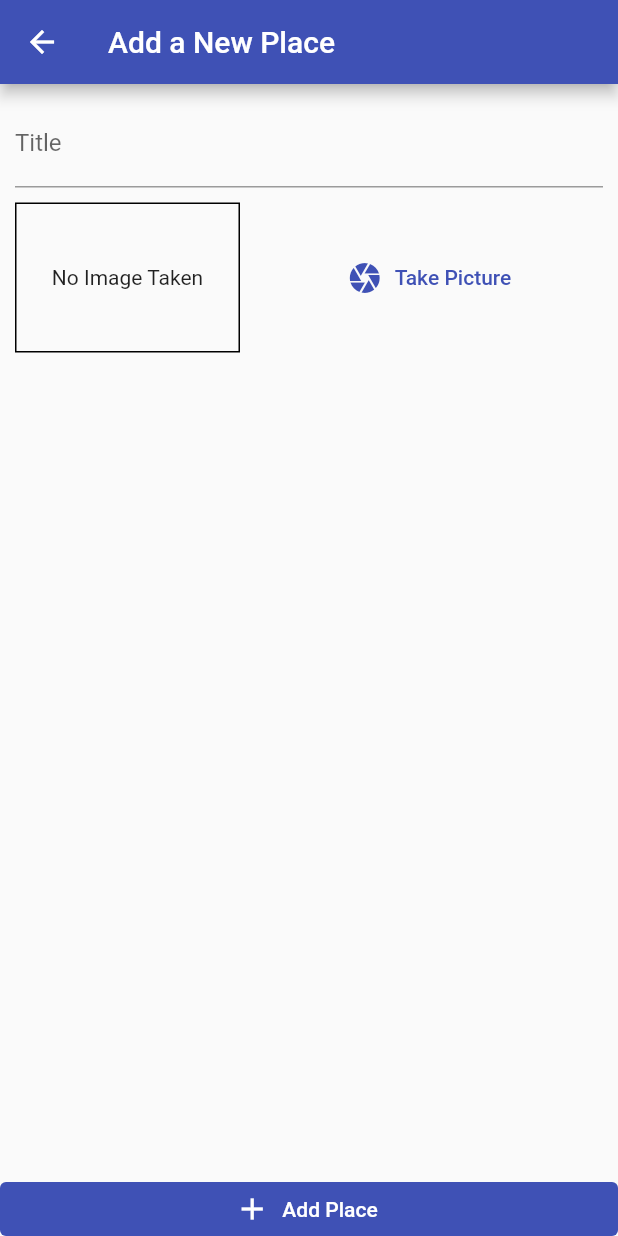
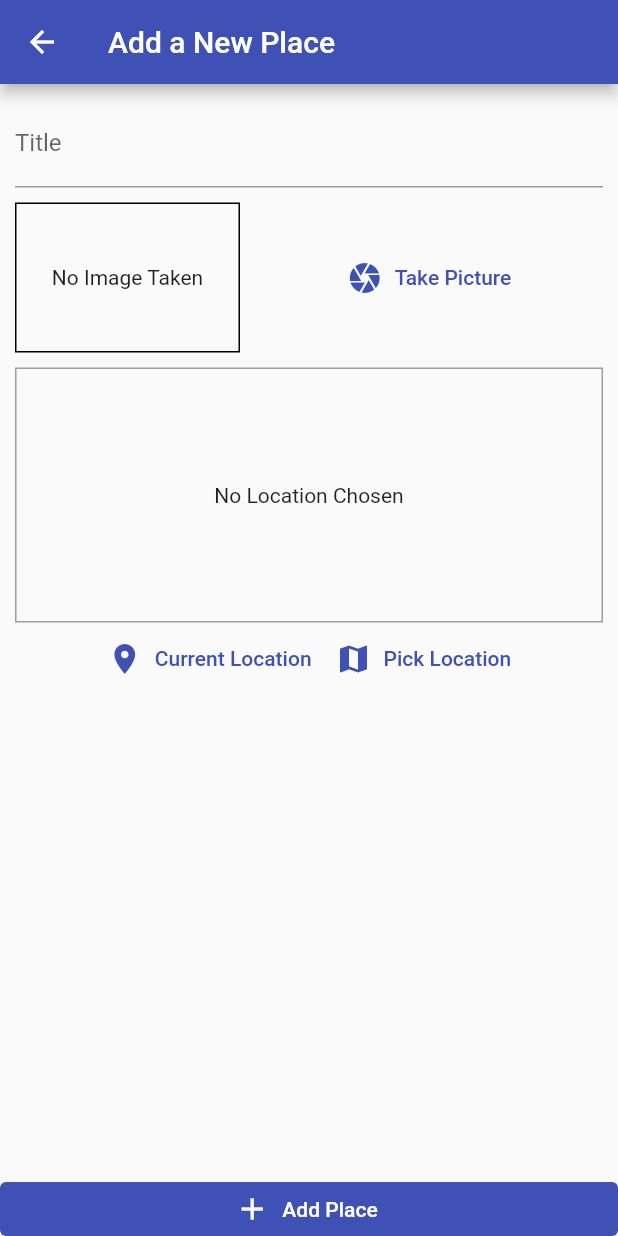
Before and after one commit to jeandieb/great_places_app, a Flutter app: the AddPlaceScreen screen opened by its route, on a phone screen of 412 x 824 dp. Run offline on Flutter 3.47's test engine with Material 2 defaults, Android fonts, the phone set to English and light mode, and no system bars; our stand-ins replace image_picker, location, sqflite; accounts and stored records are empty.

Commit message:
working on selecting current location

```diff
--- a/lib/screens/add_place_screen.dart
+++ b/lib/screens/add_place_screen.dart
@@ -1,5 +1,6 @@
 import 'dart:io';
 
+import 'package:flutter_complete_guide/widgets/location_input.dart';
 import 'package:provider/provider.dart';
 import 'package:flutter/material.dart';
 import '../providers/great_places.dart';
@@ -50,6 +51,8 @@ class _AddPlaceScreenState extends State<AddPlaceScreen> {
                 ),
                 SizedBox(height: 10,),
                 ImageInput(_selectImage),
+                SizedBox(height: 10,),
+                LocationInput()
               ],),
             ),
           )),
--- /dev/null
+++ b/lib/widgets/location_input.dart
@@ -0,0 +1,59 @@
+import 'dart:async';
+
+import 'package:flutter/material.dart';
+import 'package:location/location.dart';
+
+class LocationInput extends StatefulWidget {
+  @override
+  _LocationInputState createState() => _LocationInputState();
+}
+
+class _LocationInputState extends State<LocationInput> {
+  String _privewImageUrl;
+
+  Future<void> _getCurrentUserLocation() async{
+    final locData = await Location().getLocation();
+    print(locData.latitude);
+    print(locData.longitude);
+  }
+
+  @override
+  Widget build(BuildContext context) {
+    return Column(
+      children: [
+        Container(
+          decoration:
+              BoxDecoration(border: Border.all(width: 1, color: Colors.grey)),
+          height: 170,
+          width: double.infinity,
+          alignment: Alignment.center,
+          child: _privewImageUrl == null
+              ? Text(
+                  'No Location Chosen',
+                  textAlign: TextAlign.center,
+                )
+              : Image.network(
+                  _privewImageUrl,
+                  fit: BoxFit.cover,
+                  width: double.infinity,
+                ),
+        ),
+        Row(
+          mainAxisAlignment: MainAxisAlignment.center,
+          children: [
+            TextButton.icon(
+              icon: Icon(Icons.location_on),
+              label: Text('Current Location'),
+              onPressed: _getCurrentUserLocation,
+            ),
+            TextButton.icon(
+              icon: Icon(Icons.map),
+              label: Text('Pick Location'),
+              onPressed: () {},
+            )
+          ],
+        )
+      ],
+    );
+  }
+}
--- a/pubspec.yaml
+++ b/pubspec.yaml
@@ -28,7 +28,7 @@ dependencies:
   path_provider: ^2.0.2
   path: ^1.8.0
   sqflite: ^2.0.0+3
-
+  location: ^4.3.0
 
 
 
```
Also changed, not shown: pubspec.lock, 1 other file.
